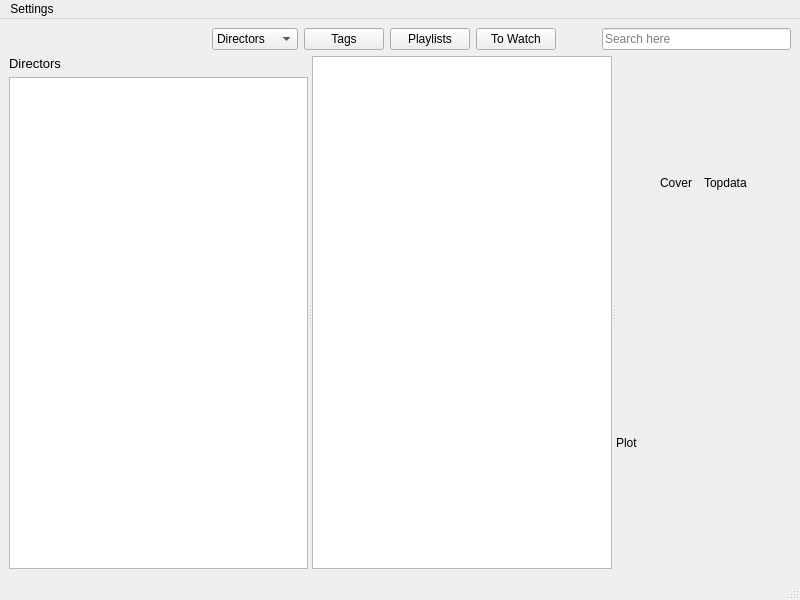
Above: src/MainWindow.ui from ochurlaud/macaw-movies before the change. Below: the same form after it.
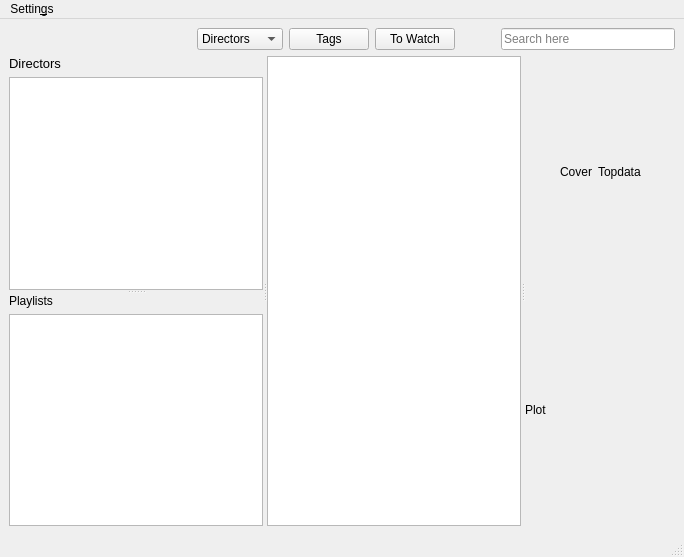
That is the form after the change. Icons and pictures are not drawn.

Commit message: Playlists in playlistPannel

What changed in the file:
```diff
--- a/src/MainWindow.ui
+++ b/src/MainWindow.ui
@@ -6,15 +6,17 @@
    <rect>
     <x>0</x>
     <y>0</y>
-    <width>800</width>
-    <height>600</height>
+    <width>684</width>
+    <height>557</height>
    </rect>
   </property>
   <property name="windowTitle">
    <string>MainWindow</string>
   </property>
   <widget class="QWidget" name="globalWidget">
-   <layout class="QVBoxLayout" name="verticalLayout_2">
+   <layout class="QGridLayout" name="gridLayout">
+    <item row="0" column="0">
+     <layout class="QVBoxLayout" name="verticalLayout">
     <item>
      <layout class="QHBoxLayout" name="topLayout">
       <item>
@@ -89,13 +91,6 @@
           </property>
          </widget>
         </item>
-        <item>
-         <widget class="QPushButton" name="playlistsButton">
-          <property name="text">
-           <string>Playlists</string>
-          </property>
-         </widget>
-        </item>
         <item>
          <widget class="QPushButton" name="toWatchButton">
           <property name="text">
@@ -137,12 +132,16 @@
      </layout>
     </item>
     <item>
+       <widget class="QSplitter" name="splitter_2">
+        <property name="orientation">
+         <enum>Qt::Horizontal</enum>
+        </property>
      <widget class="QSplitter" name="splitter">
       <property name="orientation">
-       <enum>Qt::Horizontal</enum>
+          <enum>Qt::Vertical</enum>
       </property>
       <widget class="QWidget" name="">
-       <layout class="QVBoxLayout" name="verticalLayout">
+          <layout class="QVBoxLayout" name="leftPannelLayout">
         <item>
          <widget class="QLabel" name="leftPannelLabel">
           <property name="font">
@@ -185,6 +184,21 @@
         </item>
        </layout>
       </widget>
+         <widget class="QWidget" name="">
+          <layout class="QVBoxLayout" name="playlistLayout">
+           <item>
+            <widget class="QLabel" name="playlistLabel">
+             <property name="text">
+              <string>Playlists</string>
+             </property>
+            </widget>
+           </item>
+           <item>
+            <widget class="QListWidget" name="playlistPannel"/>
+           </item>
+          </layout>
+         </widget>
+        </widget>
       <widget class="QTableWidget" name="mainPannel">
        <property name="sizePolicy">
         <sizepolicy hsizetype="Preferred" vsizetype="Preferred">
@@ -235,7 +249,7 @@
         <bool>false</bool>
        </attribute>
       </widget>
-      <widget class="QWidget" name="">
+        <widget class="QWidget" name="layoutWidget">
        <layout class="QGridLayout" name="metadataPannel">
         <property name="sizeConstraint">
          <enum>QLayout::SetDefaultConstraint</enum>
@@ -284,19 +298,21 @@
      </widget>
     </item>
    </layout>
+    </item>
+   </layout>
   </widget>
   <widget class="QMenuBar" name="menubar">
    <property name="geometry">
     <rect>
      <x>0</x>
      <y>0</y>
-     <width>800</width>
+     <width>684</width>
      <height>19</height>
     </rect>
    </property>
    <widget class="QMenu" name="menuSettings">
     <property name="title">
-     <string>Settings</string>
+     <string>Settin&amp;gs</string>
     </property>
     <addaction name="actionEdit_Settings"/>
    </widget>
```
Left out of the diff: 2 changed lines with no effect on the pictures. Lines whose indentation alone changed are shown as unchanged. The commit also changes 2 other files.
